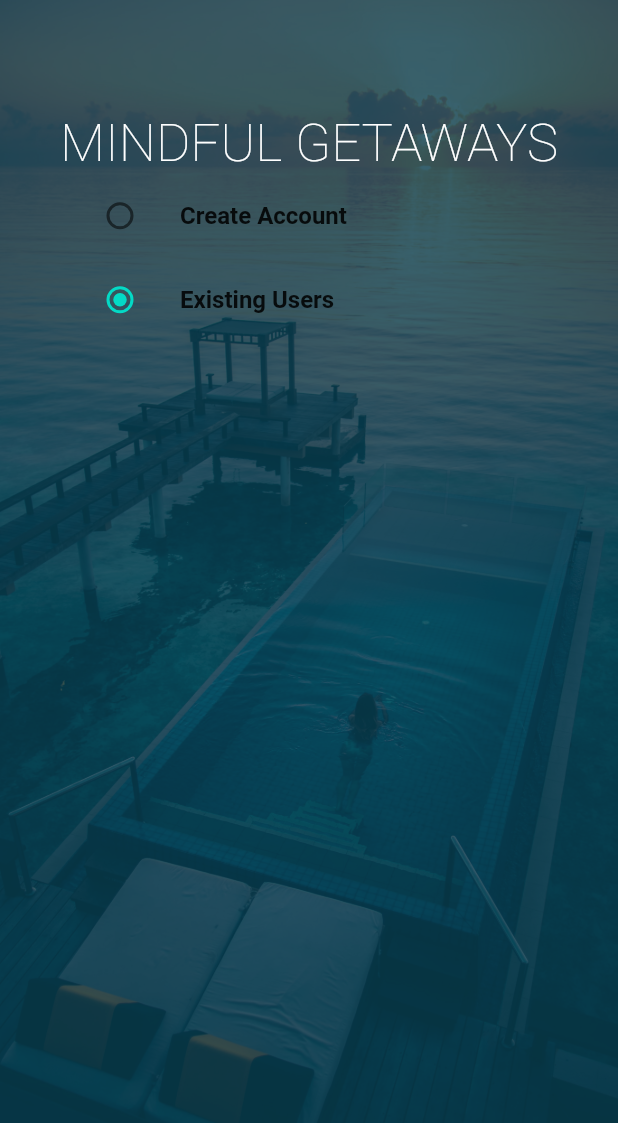
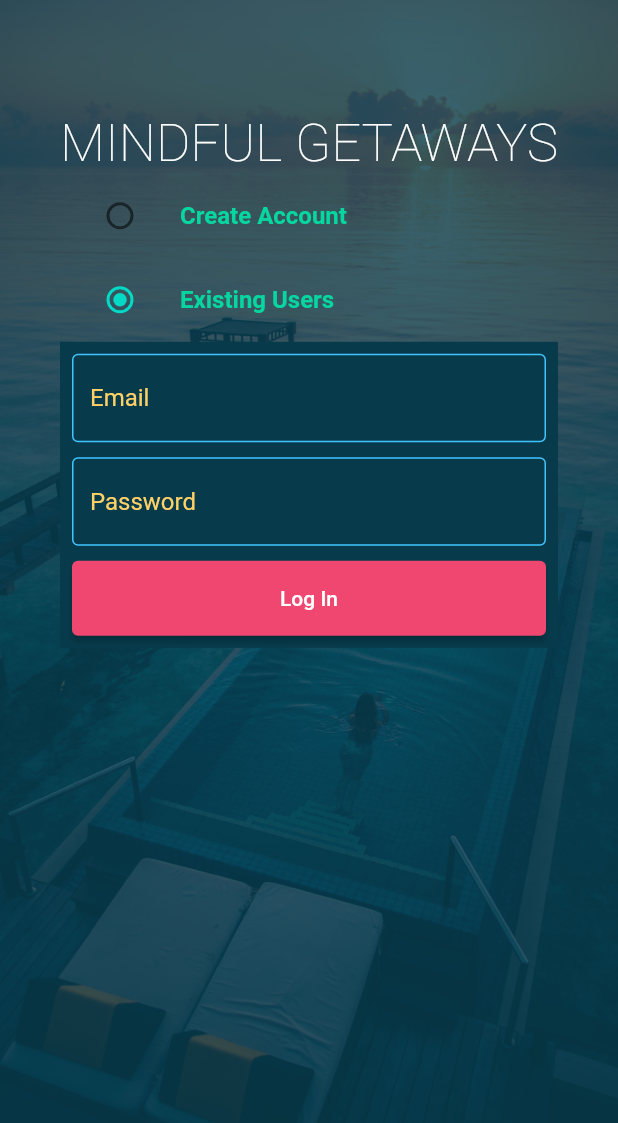
Before and after one commit to ChrisKramer15/mindful-getaways, a Flutter app: the screen it shows after launch, on a phone screen of 412 x 824 dp. Shown: the top 1123 px of the screen. Run offline on Flutter 3.47's test engine with Material 2 defaults, Android fonts, the phone set to English and light mode, and no system bars.

Commit message:
auth page layout finished for getaway flutter

```diff
--- a/getaways_flutter/lib/screens/auth_screen.dart
+++ b/getaways_flutter/lib/screens/auth_screen.dart
@@ -1,4 +1,6 @@
 import 'package:flutter/material.dart';
+import 'package:getaways_flutter/assets/palette.dart';
+import 'package:getaways_flutter/widgets/auth/custom_button.dart';
 import 'package:getaways_flutter/widgets/auth/custom_textfield.dart';
 
 enum Auth { login, register }
@@ -12,6 +14,10 @@ class AuthScreen extends StatefulWidget {
 
 class _AuthScreenState extends State<AuthScreen> {
   Auth _auth = Auth.login;
+
+  final TextEditingController _emailController = TextEditingController();
+  final TextEditingController _passwordController = TextEditingController();
+  final TextEditingController _confirmPwController = TextEditingController();
 
   @override
   Widget build(BuildContext context) {
@@ -38,11 +44,14 @@ class _AuthScreenState extends State<AuthScreen> {
                         color: Colors.white,
                       )),
                 ),
-                // ListTile for Logging In
+                // ListTile for Signing Up
                 ListTile(
                   title: const Text(
                     "Create Account",
-                    style: TextStyle(fontWeight: FontWeight.bold),
+                    style: TextStyle(
+                      fontWeight: FontWeight.bold,
+                      color: ColorPalette.mainColor,
+                    ),
                   ),
                   leading: Radio(
                       value: Auth.register,
@@ -53,10 +62,35 @@ class _AuthScreenState extends State<AuthScreen> {
                         });
                       }),
                 ),
-                // // ListTile for Signing Up
+
+                if (_auth == Auth.register)
+                  Container(
+                    padding: const EdgeInsets.all(8),
+                    color: ColorPalette.darkShade,
+                    child: Form(
+                        child: Column(
+                      children: [
+                        CustomTextfield(
+                            controller: _emailController, hintText: "Email"),
+                        const SizedBox(height: 10),
+                        CustomTextfield(
+                            controller: _passwordController,
+                            hintText: "Password"),
+                        const SizedBox(height: 10),
+                        CustomTextfield(
+                            controller: _confirmPwController,
+                            hintText: "Confirm Password"),
+                        const SizedBox(height: 10),
+                        CustomButton(text: "Register", onTap: () {})
+                      ],
+                    )),
+                  ),
+                // // ListTile for Logging In
                 ListTile(
                   title: const Text("Existing Users",
-                      style: TextStyle(fontWeight: FontWeight.bold)),
+                      style: TextStyle(
+                          fontWeight: FontWeight.bold,
+                          color: ColorPalette.mainColor)),
                   leading: Radio(
                       value: Auth.login,
                       groupValue: _auth,
@@ -66,6 +100,24 @@ class _AuthScreenState extends State<AuthScreen> {
                         });
                       }),
                 ),
+                if (_auth == Auth.login)
+                  Container(
+                    padding: const EdgeInsets.all(8),
+                    color: ColorPalette.darkShade,
+                    child: Form(
+                        child: Column(
+                      children: [
+                        CustomTextfield(
+                            controller: _emailController, hintText: "Email"),
+                        const SizedBox(height: 10),
+                        CustomTextfield(
+                            controller: _passwordController,
+                            hintText: "Password"),
+                        const SizedBox(height: 10),
+                        CustomButton(text: "Log In", onTap: () {})
+                      ],
+                    )),
+                  ),
               ],
             ),
           ),
--- /dev/null
+++ b/getaways_flutter/lib/widgets/auth/custom_button.dart
@@ -0,0 +1,17 @@
+import 'package:flutter/material.dart';
+
+class CustomButton extends StatelessWidget {
+  final String text;
+  final VoidCallback onTap;
+  const CustomButton({required this.text, required this.onTap, super.key});
+
+  @override
+  Widget build(BuildContext context) {
+    return ElevatedButton(
+      style: ElevatedButton.styleFrom(
+          minimumSize: const Size(double.infinity, 50)),
+      onPressed: onTap,
+      child: Text(text),
+    );
+  }
+}
--- a/getaways_flutter/lib/widgets/auth/custom_textfield.dart
+++ b/getaways_flutter/lib/widgets/auth/custom_textfield.dart
@@ -1,4 +1,5 @@
 import 'package:flutter/material.dart';
+import 'package:getaways_flutter/assets/palette.dart';
 
 class CustomTextfield extends StatelessWidget {
   final TextEditingController controller;
@@ -12,6 +13,7 @@ class CustomTextfield extends StatelessWidget {
       controller: controller,
       decoration: InputDecoration(
           hintText: hintText,
+          hintStyle: const TextStyle(color: ColorPalette.lightAccent),
           border: const OutlineInputBorder(
               borderSide: BorderSide(color: Colors.green)),
           enabledBorder: const OutlineInputBorder(
```
